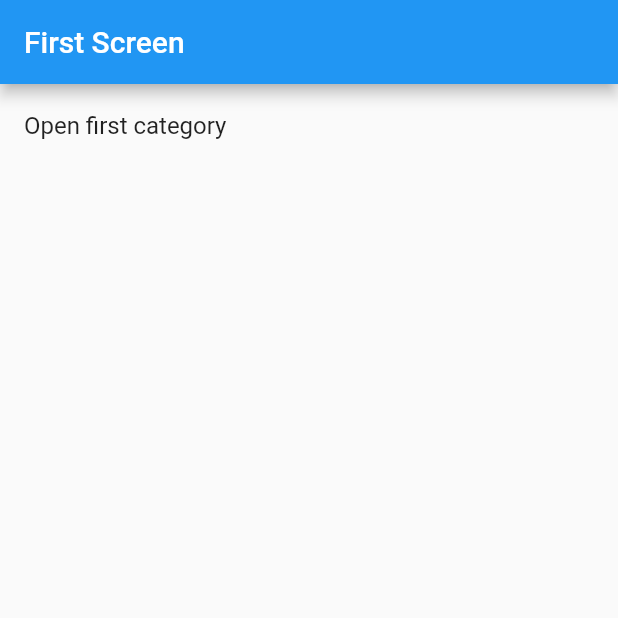
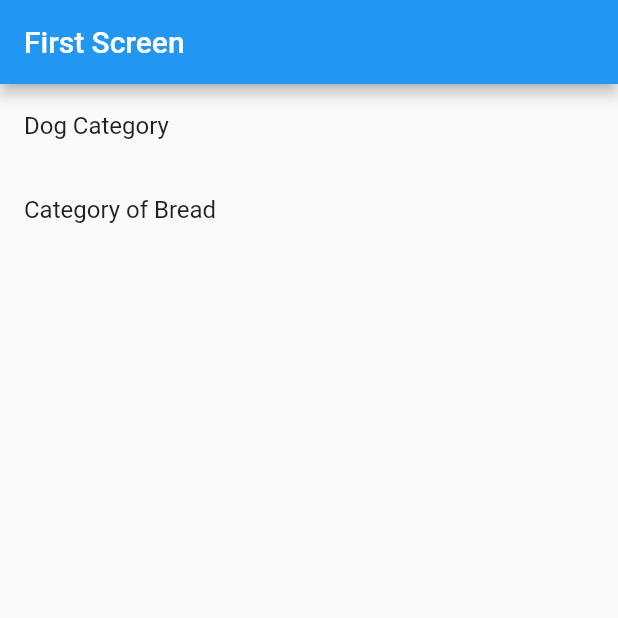
Before and after one commit to ImperialOctopus/black-book, a Flutter app: the screen it shows after launch, on a phone screen of 412 x 824 dp, the top half of it. Run offline on Flutter 3.47's test engine with Material 2 defaults, Android fonts, the phone set to English and light mode, and no system bars; our stand-ins replace hive; accounts and stored records are empty.

Commit message:
Add category building

```diff
--- a/lib/main.dart
+++ b/lib/main.dart
@@ -1,21 +1,47 @@
 import 'package:flutter/material.dart';
 
+import 'model/model.dart';
 import 'screens/home_screen.dart';
 
-void main() {
+void main() async {
   runApp(MainApp());
 }
 
-class MainApp extends StatelessWidget {
+class MainApp extends StatefulWidget {
+  @override
+  State<StatefulWidget> createState() {
+    return _MainAppState();
+  }
+}
+
+class _MainAppState extends State<MainApp> {
+  Future<Model> _modelFuture;
+
+  @override
+  void initState() {
+    super.initState();
+    _modelFuture = Model().init();
+  }
+
   @override
   Widget build(BuildContext context) {
-    // The MaterialApp's home is automatically set as the bottom of the navigation stack
     return MaterialApp(
       title: 'Navigation Example',
       theme: ThemeData(
         primarySwatch: Colors.blue,
       ),
-      home: HomeScreen(),
+      home: FutureBuilder<Model>(
+          future: _modelFuture,
+          builder: (BuildContext context, AsyncSnapshot<Model> snapshot) {
+            if (snapshot.connectionState == ConnectionState.done) {
+              return HomeScreen(model: snapshot.data);
+            } else if (snapshot.hasError) {
+              return Text('Error: ${snapshot.error}');
+            } else {
+              return Text(snapshot.connectionState.toString());
+              //return Center(child: CircularProgressIndicator());
+            }
+          }),
     );
   }
 }
--- a/lib/model/category.dart
+++ b/lib/model/category.dart
@@ -1,7 +1,9 @@
+import 'package:flutter/material.dart';
+
 import 'item.dart';
 
 class Category {
   final String name;
   final List<Item> items;
-  const Category(this.name, this.items);
+  const Category({@required this.name, @required this.items});
 }
--- a/lib/model/item.dart
+++ b/lib/model/item.dart
@@ -1,5 +1,7 @@
+import 'package:flutter/material.dart';
+
 class Item {
   final String name;
   final String reference;
-  const Item(this.name, this.reference);
+  const Item({@required this.name, @required this.reference});
 }
--- a/lib/screens/home_screen.dart
+++ b/lib/screens/home_screen.dart
@@ -1,25 +1,72 @@
+import 'package:black_book/model/category.dart';
+import 'package:black_book/model/item.dart';
+import 'package:black_book/model/model.dart';
+import 'package:black_book/routes/slide_left_route.dart';
+import 'package:black_book/widgets/category_widget.dart';
 import 'package:flutter/material.dart';
 
 class HomeScreen extends StatelessWidget {
+  final Model model;
+  HomeScreen({Key key, this.model}) : super(key: key);
+
+  static const List<Category> categories = [
+    Category(
+      name: 'Dog Category',
+      items: [
+        Item(
+          name: 'First Item',
+          reference: 'dog_first',
+        ),
+        Item(
+          name: 'Second Item',
+          reference: 'dog_second',
+        ),
+        Item(
+          name: 'Last Item',
+          reference: 'dog_third',
+        ),
+      ],
+    ),
+    Category(
+      name: 'Category of Bread',
+      items: [
+        Item(
+          name: 'Bread One',
+          reference: 'bread_one',
+        ),
+        Item(
+          name: 'Additional Bread',
+          reference: 'bread_two',
+        ),
+        Item(
+          name: 'Final Bread',
+          reference: 'bread_third',
+        ),
+      ],
+    ),
+  ];
+
   @override
   Widget build(BuildContext context) {
     return Scaffold(
       appBar: AppBar(
         title: const Text('First Screen'),
       ),
-      body: ListView(
-        children: <Widget>[
-          ListTile(
-            title: Text('Open first category'),
-            onTap: () {
-              // Pushs the SecondScreen widget onto the navigation stack
-              Navigator.of(context).push(
-                CategoryDog(),
-              );
-            },
-          ),
-        ],
-      ),
+      body: ListView.builder(
+          itemCount: categories.length,
+          itemBuilder: (BuildContext context, int index) {
+            return ListTile(
+              title: Text(categories[index].name),
+              onTap: () {
+                Navigator.of(context).push(
+                  SlideLeftRoute(
+                    page: CategoryWidget(
+                        model: model, category: categories[index]),
+                  ),
+                );
+              },
+            );
+          }),
     );
   }
 }
--- /dev/null
+++ b/lib/widgets/category_widget.dart
@@ -0,0 +1,47 @@
+import 'package:black_book/model/category.dart';
+import 'package:black_book/model/model.dart';
+import 'package:black_book/routes/slide_left_route.dart';
+import 'package:flutter/material.dart';
+
+import 'item_widget.dart';
+
+class CategoryWidget extends StatefulWidget {
+  final Model model;
+  final Category category;
+  const CategoryWidget({Key key, this.model, this.category}) : super(key: key);
+
+  @override
+  State<StatefulWidget> createState() {
+    return _CategoryWidgetState(model: model, category: category);
+  }
+}
+
+class _CategoryWidgetState extends State<CategoryWidget> {
+  final Model model;
+  final Category category;
+  _CategoryWidgetState({this.model, this.category});
+
+  @override
+  Widget build(BuildContext context) {
+    return Scaffold(
+      appBar: AppBar(
+        title: Text(category.name),
+      ),
+      body: ListView.builder(
+        itemCount: category.items.length,
+        itemBuilder: (BuildContext context, int index) {
+          return ListTile(
+            title: Text(category.items[index].name),
+            onTap: () {
+              Navigator.of(context).push(
+                SlideLeftRoute(
+                  page: ItemWidget(model: model, item: category.items[index]),
+                ),
+              );
+            },
+          );
+        },
+      ),
+    );
+  }
+}
--- a/lib/widgets/item.dart
+++ /dev/null
@@ -1,32 +0,0 @@
-import 'package:black_book/model/model.dart';
-import 'package:flutter/material.dart';
-
-class Item extends StatefulWidget {
-  final Model model;
-  Item({Key key, this.model}) : super(key: key);
-
-  @override
-  State<StatefulWidget> createState() {
-    return _ItemState(model: model);
-  }
-}
-
-class _ItemState extends State<Item> {
-  final Model model;
-  _ItemState({this.model});
-
-  @override
-  Widget build(BuildContext context) {
-    Item item = model.getItem("item_duck");
-
-    return MaterialApp(
-      home: Scaffold(
-          appBar: AppBar(title: Text('First app')),
-          body: Center(
-            child: Text(
-              item.a.toString(),
-            ),
-          )),
-    );
-  }
-}
```
Also changed, not shown: lib/model/model.dart (+6 -5 lines), lib/widgets/category_dog.dart (deleted, +0 -42 lines), lib/widgets/item_widget.dart (added, +32 -0 lines), pubspec.yaml (+2 -6 lines).
